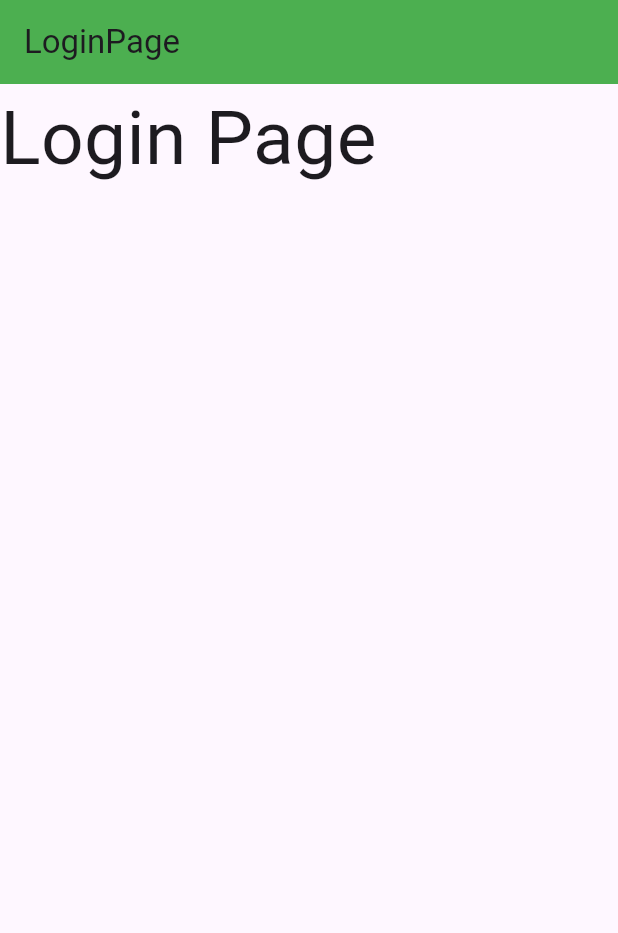
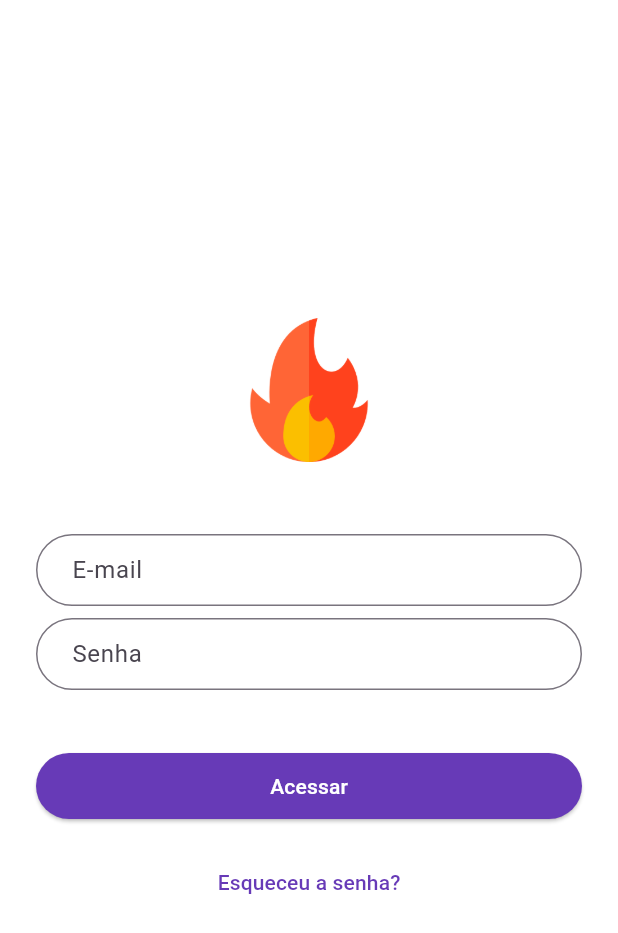
Before and after one commit to Deyweson/flutter_getx, a Flutter app: the screen it shows after launch, on a phone screen of 412 x 824 dp. Shown: the top 933 px of the screen. Run offline on Flutter 3.47's test engine with Material 3 defaults, Android fonts, the phone set to English and light mode, and no system bars; our stand-ins replace animated_splash_screen, get.

Commit message:
:sparkles: Feat: Tela de login

```diff
--- a/lib/app/ui/login_page.dart
+++ b/lib/app/ui/login_page.dart
@@ -1,12 +1,85 @@
 import 'package:flutter/material.dart';
+import 'package:get/get_core/get_core.dart';
+import 'package:get/get_navigation/get_navigation.dart';
 
 class LoginPage extends StatelessWidget {
   @override
   Widget build(BuildContext context) {
     return Scaffold(
-      appBar: AppBar(title: Text('LoginPage')),
-      body: Container(
-        child: Text("Login Page", style: TextStyle(fontSize: 50)),
+      backgroundColor: Colors.white,
+      body: Center(
+        child: ListView(
+          shrinkWrap: true,
+          padding: EdgeInsets.symmetric(horizontal: 24),
+          children: [
+            Hero(
+              tag: 'hero',
+              child: CircleAvatar(
+                backgroundColor: Colors.transparent,
+                radius: 48,
+                child: Image.asset('assets/logo.png'),
+              ),
+            ),
+            SizedBox(height: 48),
+            TextFormField(
+              keyboardType: TextInputType.emailAddress,
+              autofocus: false,
+              initialValue: '',
+              decoration: InputDecoration(
+                hintText: 'E-mail',
+                contentPadding: EdgeInsets.symmetric(
+                  vertical: 10,
+                  horizontal: 20,
+                ),
+                border: OutlineInputBorder(
+                  borderRadius: BorderRadius.circular(32),
+                ),
+              ),
+            ),
+            SizedBox(height: 8),
+            TextFormField(
+              obscureText: true,
+              autofocus: false,
+              initialValue: '',
+              decoration: InputDecoration(
+                hintText: 'Senha',
+                contentPadding: EdgeInsets.symmetric(
+                  vertical: 10,
+                  horizontal: 20,
+                ),
+                border: OutlineInputBorder(
+                  borderRadius: BorderRadius.circular(32),
+                ),
+              ),
+            ),
+            SizedBox(height: 24),
+            Padding(
+              padding: EdgeInsets.symmetric(vertical: 16),
+              child: ElevatedButton(
+                onPressed: () {},
+                style: ElevatedButton.styleFrom(
+                  padding: EdgeInsets.all(12.0),
+                  backgroundColor: Get.theme.primaryColor,
+                  shape: RoundedRectangleBorder(
+                    side: BorderSide.none,
+                    borderRadius: BorderRadius.circular(24),
+                  ),
+                ),
+                child: const Text(
+                  'Acessar',
+                  style: TextStyle(color: Colors.white),
+                ),
+              ),
+            ),
+            TextButton(
+              child: Text(
+                "Esqueceu a senha?",
+                style: TextStyle(color: Get.theme.primaryColor),
+              ),
+              onPressed: () {},
+            ),
+          ],
+        ),
       ),
     );
   }
--- a/lib/app/ui/theme/app_theme.dart
+++ b/lib/app/ui/theme/app_theme.dart
@@ -1,7 +1,8 @@
 import 'package:flutter/material.dart';
 
 final ThemeData appThemeData = ThemeData(
-  primarySwatch: Colors.green,
+  primaryColor: Colors.deepPurple,
+  primarySwatch: Colors.deepPurple,
   brightness: Brightness.light,
-  appBarTheme: AppBarTheme(color: Colors.green),
+  appBarTheme: AppBarTheme(color: Colors.deepPurple),
 );
```
